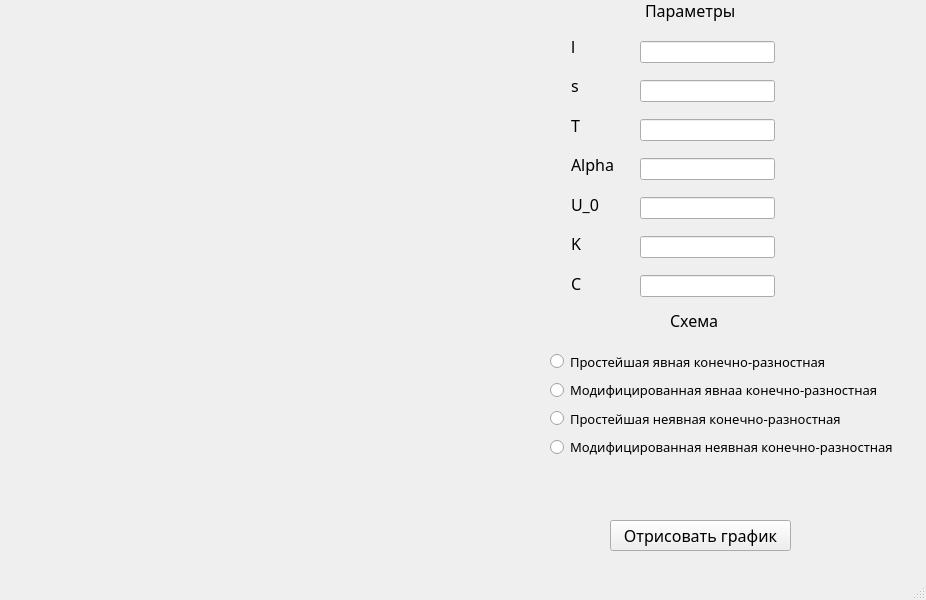
Before: the Qt Designer form Project.ui in adozaraz/TermWork, drawn with Qt 5.
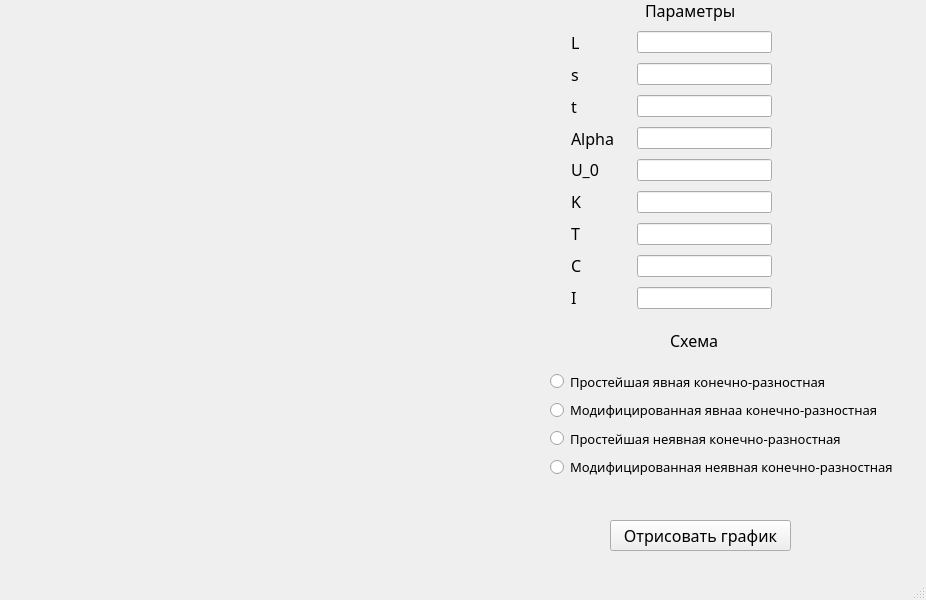
After: the same form once the commit is applied. Custom widgets are drawn as their Qt base class.

Commit message: Небольшое обновление интерфейса

What changed in the file:
```diff
--- a/Project.ui
+++ b/Project.ui
@@ -47,7 +47,7 @@
     <property name="geometry">
      <rect>
       <x>670</x>
-      <y>310</y>
+      <y>330</y>
       <width>61</width>
       <height>21</height>
      </rect>
@@ -66,7 +66,7 @@
     <property name="geometry">
      <rect>
       <x>550</x>
-      <y>350</y>
+      <y>370</y>
       <width>373</width>
       <height>108</height>
      </rect>
@@ -145,13 +145,13 @@
      <string>Отрисовать график</string>
     </property>
    </widget>
-   <widget class="QWidget" name="">
+   <widget class="QWidget" name="layoutWidget">
     <property name="geometry">
      <rect>
       <x>571</x>
       <y>29</y>
-      <width>48</width>
-      <height>271</height>
+      <width>49</width>
+      <height>281</height>
      </rect>
     </property>
     <layout class="QVBoxLayout" name="verticalLayout_2">
@@ -164,7 +164,7 @@
         </font>
        </property>
        <property name="text">
-        <string>l</string>
+        <string>L</string>
        </property>
       </widget>
      </item>
@@ -182,7 +182,7 @@
       </widget>
      </item>
      <item>
-      <widget class="QLabel" name="label_4">
+      <widget class="QLabel" name="label_10">
        <property name="font">
         <font>
          <family>Montserrat</family>
@@ -190,7 +190,7 @@
         </font>
        </property>
        <property name="text">
-        <string>T</string>
+        <string>t</string>
        </property>
       </widget>
      </item>
@@ -233,6 +233,19 @@
        </property>
       </widget>
      </item>
+     <item>
+      <widget class="QLabel" name="label_4">
+       <property name="font">
+        <font>
+         <family>Montserrat</family>
+         <pointsize>12</pointsize>
+        </font>
+       </property>
+       <property name="text">
+        <string>T</string>
+       </property>
+      </widget>
+     </item>
      <item>
       <widget class="QLabel" name="label_8">
        <property name="font">
@@ -246,26 +259,39 @@
        </property>
       </widget>
      </item>
+     <item>
+      <widget class="QLabel" name="label_11">
+       <property name="font">
+        <font>
+         <family>Montserrat</family>
+         <pointsize>12</pointsize>
+        </font>
+       </property>
+       <property name="text">
+        <string>I</string>
+       </property>
+      </widget>
+     </item>
     </layout>
    </widget>
-   <widget class="QWidget" name="">
+   <widget class="QWidget" name="layoutWidget">
     <property name="geometry">
      <rect>
-      <x>640</x>
-      <y>30</y>
+      <x>637</x>
+      <y>27</y>
       <width>135</width>
-      <height>281</height>
+      <height>291</height>
      </rect>
     </property>
     <layout class="QVBoxLayout" name="verticalLayout_3">
      <item>
-      <widget class="QLineEdit" name="ParameterI"/>
+      <widget class="QLineEdit" name="ParameterL"/>
      </item>
      <item>
       <widget class="QLineEdit" name="ParameterS"/>
      </item>
      <item>
-      <widget class="QLineEdit" name="ParameterT"/>
+      <widget class="QLineEdit" name="ParameterTSmall"/>
      </item>
      <item>
       <widget class="QLineEdit" name="ParameterAlpha"/>
@@ -276,9 +302,15 @@
      <item>
       <widget class="QLineEdit" name="ParameterK"/>
      </item>
+     <item>
+      <widget class="QLineEdit" name="ParameterT"/>
+     </item>
      <item>
       <widget class="QLineEdit" name="ParameterC"/>
      </item>
+     <item>
+      <widget class="QLineEdit" name="ParameterI"/>
+     </item>
     </layout>
    </widget>
   </widget>
```
The commit also changes 1 other file.
